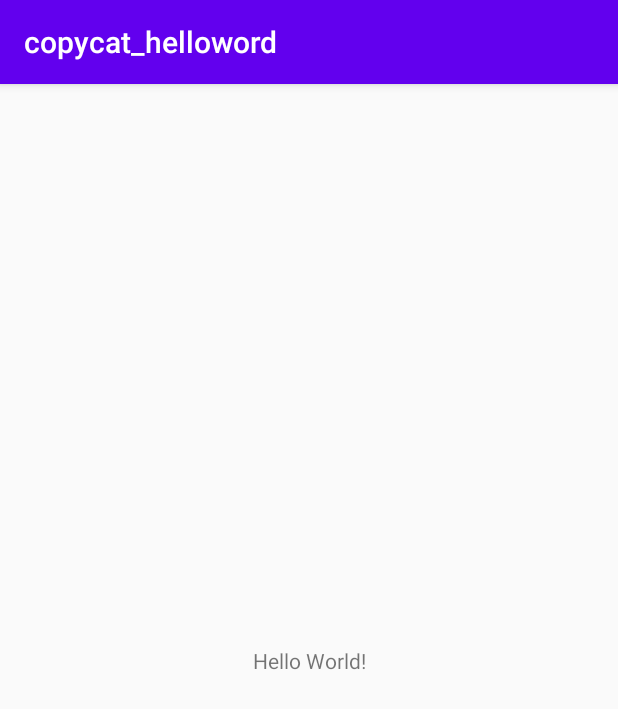
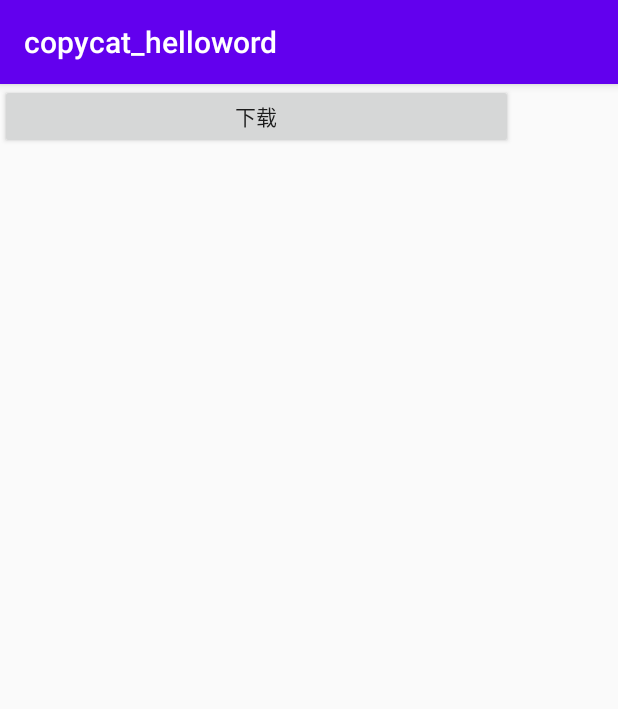
Before and after one commit to firechiang/copycat, an Android app: the screen it shows after launch (MainActivity before the commit, Activity01SimulationDownload after it), on a phone screen of 412 x 824 dp. Shown: the top 709 px of the screen. Run offline under Robolectric (Android 15) with nearby library versions, the phone set to English and light mode, and no system bars.

Commit message:
feat: 添加模拟下载小程序

```diff
--- a/copycat_helloword/src/main/AndroidManifest.xml
+++ b/copycat_helloword/src/main/AndroidManifest.xml
@@ -10,7 +10,7 @@
         android:supportsRtl="true"
         android:theme="@style/AppTheme">
         <!-- name（主界面Activity，点代表package（包名），也可以写全路径包名）,label（主界面名称）-->
-        <activity android:name=".MainActivity" android:label="@string/app_name">
+        <activity android:name=".Activity01SimulationDownload" android:label="@string/app_name">
             <!-- 意图过滤器 -->
             <intent-filter>
                 <!-- android.intent.action.MAIN（让当前这个Activity成为主Activity） -->
--- /dev/null
+++ b/copycat_helloword/src/main/java/com/firechiang/android/copycat_helloword/Activity01SimulationDownload.java
@@ -0,0 +1,48 @@
+package com.firechiang.android.copycat_helloword;
+
+import android.os.Bundle;
+import android.view.View;
+import android.view.Window;
+import android.widget.Button;
+import android.widget.Toast;
+
+import androidx.appcompat.app.AppCompatActivity;
+
+/**
+ * 模拟下载小程序
+ */
+public class Activity01SimulationDownload extends AppCompatActivity {
+
+    private Button buttonDownload;
+
+    /**
+     * 主界面创建的时候回调
+     * @param savedInstanceState
+     */
+    @Override
+    protected void onCreate(Bundle savedInstanceState) {
+        super.onCreate(savedInstanceState);
+        // 设置主界面布局文件
+        setContentView(R.layout.activity01_simulation_download);
+        // 获取下载按钮对象
+        this.buttonDownload = (Button)this.findViewById(R.id.simulation_download_but_down);
+        // 设置下载按钮点击事件
+        this.buttonDownload.setOnClickListener(new View.OnClickListener(){
+            @Override
+            public void onClick(View v) {
+                /**
+                 * 创建提示信息
+                 * @param context   提示信息的上下文（就是提示信息要显示在哪个Activity上）
+                 * @param text      提示文本
+                 * @param duration  提示信息显示时间长短（注意：这个只有两种选择一种是Toast.LENGTH_LONG(长),一种是Toast.LENGTH_SHORT（短））
+                 */
+                // 获取外部类对象，需要加上外部类类名。如果直接写this，它代表的是View.OnClickListener对象，这个和JAVA有所不同，需要注意
+                Toast toast = Toast.makeText(Activity01SimulationDownload.this, "开始下载...", Toast.LENGTH_SHORT);
+                // 显示提示信息
+                toast.show();
+                // 更新按钮文本信息
+                buttonDownload.setText("正在下载中...");
+            }
+        });
+    }
+}
--- /dev/null
+++ b/copycat_helloword/src/main/res/layout/activity01_simulation_download.xml
@@ -0,0 +1,18 @@
+<?xml version="1.0" encoding="utf-8"?>
+<androidx.constraintlayout.widget.ConstraintLayout xmlns:android="http://schemas.android.com/apk/res/android"
+    xmlns:app="http://schemas.android.com/apk/res-auto"
+    xmlns:tools="http://schemas.android.com/tools"
+    android:layout_width="match_parent"
+    android:layout_height="match_parent"
+    tools:context=".Activity01SimulationDownload">
+
+    <Button
+        android:id="@+id/simulation_download_but_down"
+        android:layout_width="342dp"
+        android:layout_height="43dp"
+        android:text="@string/button_download"
+        tools:layout_editor_absoluteX="37dp"
+        tools:layout_editor_absoluteY="16dp"
+        tools:ignore="MissingConstraints" />
+
+</androidx.constraintlayout.widget.ConstraintLayout>
--- a/copycat_helloword/src/main/res/values/strings.xml
+++ b/copycat_helloword/src/main/res/values/strings.xml
@@ -2,4 +2,7 @@
 <resources>
     <!-- 可使用 @string/app_name 获取该值 -->
     <string name="app_name">copycat_helloword</string>
+    <!-- 可使用 @string/simulation_download 获取该值 -->
+    <string name="simulation_download">模拟下载</string>
+    <string name="button_download">下载</string>
 </resources>
```
